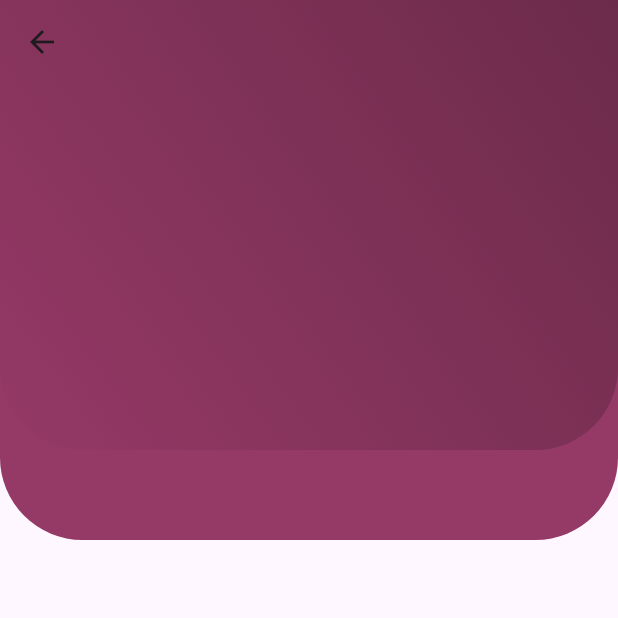
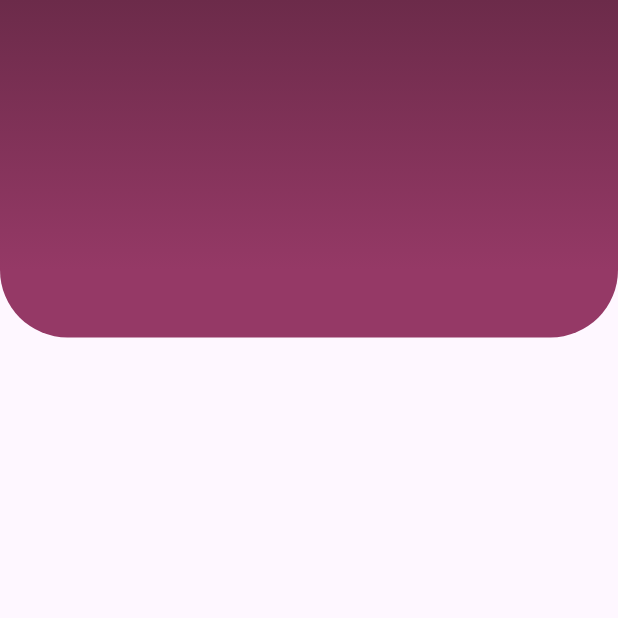
Before and after one commit to Askhalan/matrimony-ishq, a Flutter app: the JAppbar screen opened directly, on a phone screen of 412 x 824 dp, the top half of it. Run offline on Flutter 3.47's test engine with Material 3 defaults, Android fonts, the phone set to English and light mode, and no system bars; our stand-ins replace bloc, equatable.

Commit message:
Fix: App bar height & colour correct

```diff
--- a/lib/core/common/widgets/appbar.dart
+++ b/lib/core/common/widgets/appbar.dart
@@ -1,12 +1,9 @@
 import 'package:flutter/material.dart';
-import 'package:ishq/utils/constants/colors.dart';
-import 'package:ishq/utils/constants/colors.dart';
-import 'package:ishq/utils/constants/colors.dart';
 import 'package:ishq/utils/constants/colors.dart';
 import 'package:ishq/utils/constants/sizes.dart';
 
 class JAppbar extends StatelessWidget {
-  JAppbar({
+  const JAppbar({
     super.key,
     this.centerTitle = false,
     this.title,
@@ -41,33 +38,33 @@
         slivers: [
           SliverAppBar(
             backgroundColor: JColor.primary,
-            leading: showBackArrow ? IconButton(icon: Icon(Icons.arrow_back_ios), onPressed: leadingOnPressed) : leading,
+            leading: showBackArrow ? IconButton(icon: const Icon(Icons.arrow_back_ios), onPressed: leadingOnPressed) : leading,
             title: title,
             centerTitle: centerTitle,
             actions: actions,
             elevation: elevation,
             pinned: true,
             floating: floating,
-            collapsedHeight: 60,
-            expandedHeight: 300,
+            collapsedHeight: 58,
+            expandedHeight: 180,
             flexibleSpace: FlexibleSpaceBar(
               background: ClipRRect(
-                borderRadius: BorderRadius.only(
-                  bottomLeft: Radius.circular(JSize.appbarBorderRad),
-                  bottomRight: Radius.circular(JSize.appbarBorderRad),
+                borderRadius: const BorderRadius.only(
+                  // bottomLeft: Radius.circular(JSize.appbarBorderRad),
+                  // bottomRight: Radius.circular(JSize.appbarBorderRad),
                 ),
                 child: Container(
-                  decoration: BoxDecoration(gradient: JColor.gradient),
+                  decoration: const BoxDecoration(gradient: JColor.gradient),
                 ),
               ),
             ),
           ),
            SliverPersistentHeader(
             pinned: true,
-            delegate: _SliverAppBarDelegate1(
+            delegate: _SliverAppBarDelegate(
               minHeight: hh,
-              maxHeight: hh*4,
-              child: Text(""),
+              maxHeight: hh*3,
+              child: const Text(""),
             ),
           ),
 
@@ -78,12 +75,12 @@
   }
 }
 
-class _SliverAppBarDelegate1 extends SliverPersistentHeaderDelegate {
+class _SliverAppBarDelegate extends SliverPersistentHeaderDelegate {
   final double minHeight;
   final double maxHeight;
   final Widget child;
 
-  _SliverAppBarDelegate1({
+  _SliverAppBarDelegate({
     required this.minHeight,
     required this.maxHeight,
     required this.child,
@@ -100,20 +97,19 @@
     // Determine the radius based on the shrinkOffset
     double radius = shrinkOffset > 3 ? 20 : 55;
 
-    return ClipRRect(
-      borderRadius: BorderRadius.only(
-        bottomLeft: Radius.circular(radius),
-        bottomRight: Radius.circular(radius),
+    return AnimatedContainer(
+      decoration: BoxDecoration(
+         color:  JColor.primary,
+         borderRadius: BorderRadius.only(bottomLeft: Radius.circular(radius),bottomRight: Radius.circular(radius))
       ),
-      child: Container(
-        color: JColor.primary,
-        child: Center(child: child),
-      ),
+
+      duration: const Duration(seconds: 5),
+      child: Center(child: child),
     );
   }
 
   @override
-  bool shouldRebuild(covariant _SliverAppBarDelegate1 oldDelegate) {
+  bool shouldRebuild(covariant _SliverAppBarDelegate oldDelegate) {
     return maxHeight != oldDelegate.maxHeight || minHeight != oldDelegate.minHeight || child != oldDelegate.child;
   }
 }
--- a/lib/utils/constants/colors.dart
+++ b/lib/utils/constants/colors.dart
@@ -54,8 +54,8 @@
   static const Color white = Color(0xFFFFFFFF);
 
    static const Gradient gradient = LinearGradient(
-    begin: Alignment.topRight,
-    end: Alignment.bottomLeft,
+    begin: Alignment.topCenter,
+    end: Alignment.bottomCenter,
     colors: [
       Color.fromARGB(255, 108, 43, 74),
       primary,
```
Also changed, not shown: lib/main.dart (+7 -8 lines).
